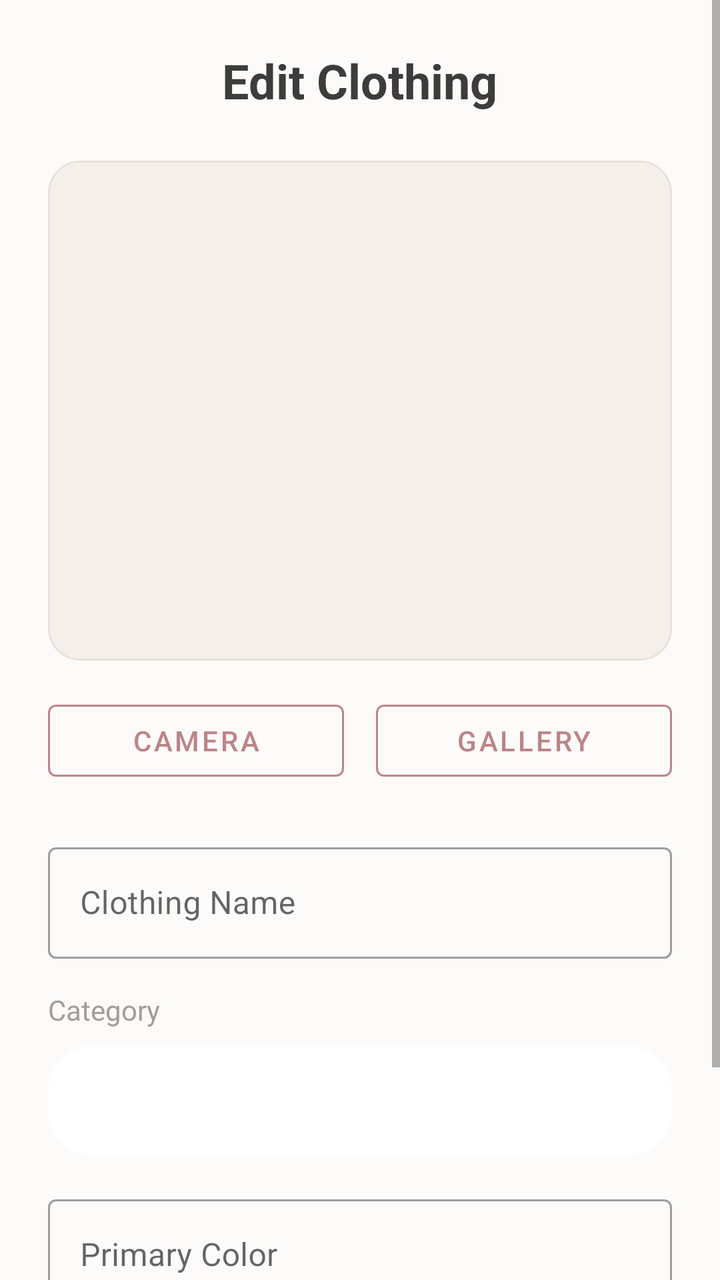
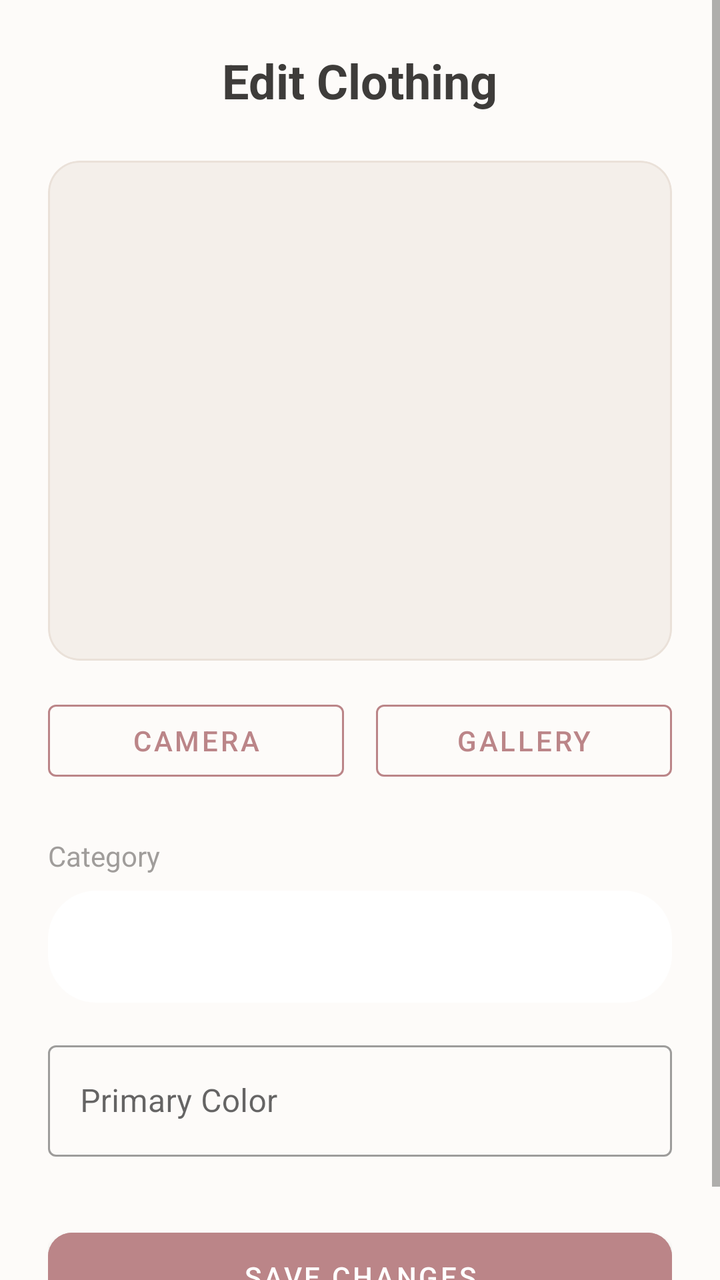

Screens rendered from an Android XML layout before and after an edit, with the pre-edit source and the edit as a unified diff.
<!-- AndroidManifest.xml: application theme Theme.OutfitStudio -->
<!-- res/layout/activity_edit_clothing.xml -->
<?xml version="1.0" encoding="utf-8"?>
<ScrollView xmlns:android="http://schemas.android.com/apk/res/android"
    xmlns:app="http://schemas.android.com/apk/res-auto"
    android:layout_width="match_parent"
    android:layout_height="match_parent"
    android:background="@color/background"
    android:fillViewport="true">

    <LinearLayout
        android:layout_width="match_parent"
        android:layout_height="wrap_content"
        android:orientation="vertical"
        android:padding="24dp">

        <TextView
            android:layout_width="wrap_content"
            android:layout_height="wrap_content"
            android:text="Edit Clothing"
            android:textSize="24sp"
            android:textStyle="bold"
            android:textColor="@color/on_background"
            android:layout_gravity="center_horizontal"
            android:layout_marginBottom="24dp" />

        <com.google.android.material.card.MaterialCardView
            android:layout_width="match_parent"
            android:layout_height="250dp"
            app:cardCornerRadius="16dp"
            app:cardElevation="0dp"
            app:strokeColor="@color/card_border"
            app:strokeWidth="1dp"
            android:layout_marginBottom="16dp">

            <ImageView
                android:id="@+id/ivClothingPreview"
                android:layout_width="match_parent"
                android:layout_height="match_parent"
                android:scaleType="centerCrop"
                android:background="@color/secondary_variant" />

            <LinearLayout
                android:id="@+id/llImagePlaceholder"
                android:layout_width="match_parent"
                android:layout_height="match_parent"
                android:orientation="vertical"
                android:gravity="center"
                android:background="#33FFFFFF"
                android:visibility="gone">
                <TextView
                    android:layout_width="wrap_content"
                    android:layout_height="wrap_content"
                    android:text="Tap to change image"
                    android:textColor="@color/text_hint"
                    android:textStyle="bold" />
            </LinearLayout>
        </com.google.android.material.card.MaterialCardView>

        <LinearLayout
            android:layout_width="match_parent"
            android:layout_height="wrap_content"
            android:orientation="horizontal"
            android:layout_marginBottom="24dp">

            <Button
                android:id="@+id/btnCamera"
                android:layout_width="0dp"
                android:layout_height="wrap_content"
                android:layout_weight="1"
                android:text="Camera"
                android:textColor="@color/primary"
                style="@style/Widget.MaterialComponents.Button.OutlinedButton"
                app:strokeColor="@color/primary"
                android:layout_marginEnd="8dp"/>

            <Button
                android:id="@+id/btnGallery"
                android:layout_width="0dp"
                android:layout_height="wrap_content"
                android:layout_weight="1"
                android:text="Gallery"
                android:textColor="@color/primary"
                style="@style/Widget.MaterialComponents.Button.OutlinedButton"
                app:strokeColor="@color/primary"
                android:layout_marginStart="8dp"/>
        </LinearLayout>

        <com.google.android.material.textfield.TextInputLayout
            android:layout_width="match_parent"
            android:layout_height="wrap_content"
            android:hint="Clothing Name"
            style="@style/Widget.MaterialComponents.TextInputLayout.OutlinedBox"
            android:layout_marginBottom="16dp">

            <com.google.android.material.textfield.TextInputEditText
                android:id="@+id/etName"
                android:layout_width="match_parent"
                android:layout_height="wrap_content"
                android:inputType="textCapWords" />
        </com.google.android.material.textfield.TextInputLayout>

        <TextView
            android:layout_width="match_parent"
            android:layout_height="wrap_content"
            android:text="Category"
            android:textColor="@color/text_hint"
            android:textSize="14sp"
            android:layout_marginBottom="8dp"/>

        <Spinner
            android:id="@+id/spinnerCategory"
            android:layout_width="match_parent"
            android:layout_height="56dp"
            android:background="@drawable/bg_button_rounded"
            android:backgroundTint="@color/surface"
            android:layout_marginBottom="16dp"/>

        <com.google.android.material.textfield.TextInputLayout
            android:layout_width="match_parent"
            android:layout_height="wrap_content"
            android:layout_marginBottom="32dp"
            style="@style/Widget.MaterialComponents.TextInputLayout.OutlinedBox">
            <com.google.android.material.textfield.TextInputEditText
                android:id="@+id/etColor"
                android:layout_width="match_parent"
                android:layout_height="wrap_content"
                android:hint="Primary Color" />
        </com.google.android.material.textfield.TextInputLayout>

        <Button
            android:id="@+id/btnSave"
            android:layout_width="match_parent"
            android:layout_height="56dp"
            android:text="Save Changes"
            android:textColor="@color/on_primary"
            android:backgroundTint="@color/primary"
            app:cornerRadius="12dp"/>

        <ProgressBar
            android:id="@+id/progressBar"
            android:layout_width="wrap_content"
            android:layout_height="wrap_content"
            android:layout_gravity="center_horizontal"
            android:visibility="gone"
            android:layout_marginTop="16dp"/>

    </LinearLayout>
</ScrollView>
<!-- resources referenced by this layout -->
<resources>
  <color name="background">#FDFBF9</color>
  <color name="card_border">#EAE1D9</color>
  <color name="on_background">#3E3C3A</color>
  <color name="on_primary">#FFFFFF</color>
  <color name="primary">#BB8588</color>
  <color name="secondary_variant">#F4EFEA</color>
  <color name="surface">#FFFFFF</color>
  <color name="text_hint">#A09D9B</color>
  <!-- drawable bg_button_rounded (drawable) -->
  <?xml version="1.0" encoding="utf-8"?>
  <shape xmlns:android="http://schemas.android.com/apk/res/android"
      android:shape="rectangle">
      <solid android:color="@color/primary"/>
      <corners android:radius="24dp"/>
  </shape>
  <style name="Theme.OutfitStudio" parent="Theme.MaterialComponents.Light.NoActionBar">
          <item name="android:textColor">@color/on_background</item>
          <item name="android:textColorHint">@color/text_hint</item>
          
          <item name="colorPrimary">@color/primary</item>
          <item name="colorPrimaryVariant">@color/primary_variant</item>
          <item name="colorOnPrimary">@color/on_primary</item>
          
          <item name="colorSecondary">@color/primary</item>
          <item name="colorSecondaryVariant">@color/primary_variant</item>
          <item name="colorOnSecondary">@color/on_primary</item>
          
          <item name="android:colorBackground">@color/background</item>
          <item name="colorSurface">@color/surface</item>
          
          <item name="android:statusBarColor">@color/background</item>
          <item name="android:windowLightStatusBar">true</item>
      </style>
  <color name="primary_variant">#BB8588</color>
</resources>

<!-- the commit's change to res/layout/activity_edit_clothing.xml (unified diff, before → after) -->
@@ -84,19 +84,6 @@
                 android:layout_marginStart="8dp"/>
         </LinearLayout>
 
-        <com.google.android.material.textfield.TextInputLayout
-            android:layout_width="match_parent"
-            android:layout_height="wrap_content"
-            android:hint="Clothing Name"
-            style="@style/Widget.MaterialComponents.TextInputLayout.OutlinedBox"
-            android:layout_marginBottom="16dp">
-
-            <com.google.android.material.textfield.TextInputEditText
-                android:id="@+id/etName"
-                android:layout_width="match_parent"
-                android:layout_height="wrap_content"
-                android:inputType="textCapWords" />
-        </com.google.android.material.textfield.TextInputLayout>
 
         <TextView
             android:layout_width="match_parent"
